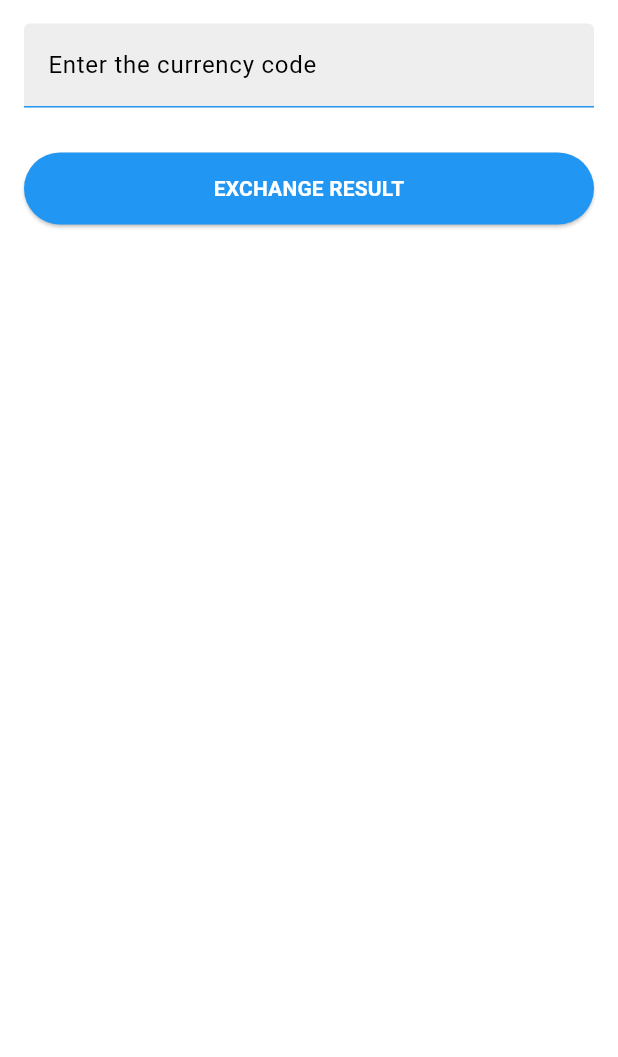
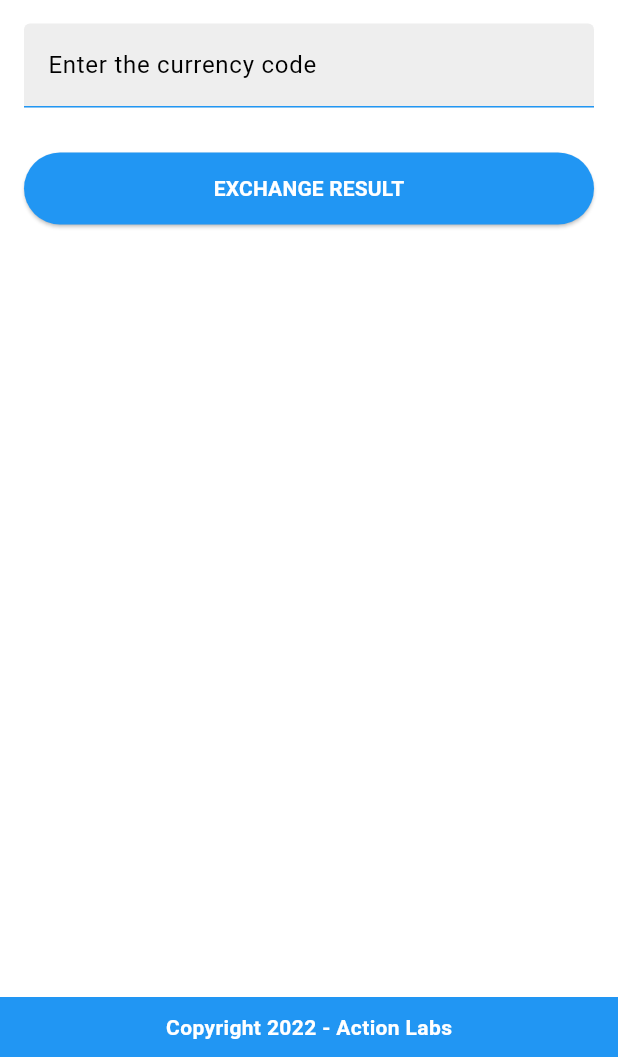
Before and after one commit to ArthurGabrieel/brl_exchange_rate, a Flutter app: the screen it shows after launch, on a phone screen of 412 x 824 dp, the part 179-1236 px from its top. Run offline on Flutter 3.47's test engine with Material 3 defaults, Android fonts, the phone set to English and light mode, and no system bars; our stand-ins replace bloc, dartz, dio, equatable, flutter_bloc, flutter_svg and 2 more.

Commit message:
feat: exchange card shimmer

```diff
--- a/lib/modules/exchange_rate/data/datasources/exchange_rate_remote_data_source.dart
+++ b/lib/modules/exchange_rate/data/datasources/exchange_rate_remote_data_source.dart
@@ -29,6 +29,7 @@ class ExchangeRateRemoteDataSourceImpl implements ExchangeRateRemoteDataSource {
     if (response.statusCode == 200) {
       final data = response.data as Map<String, dynamic>;
       final model = CurrentExchangeRateModel.fromJson(data);
+
       if (model.success == false) {
         debugPrint('success: ${model.success}');
         throw ServerException();
@@ -47,6 +48,7 @@ class ExchangeRateRemoteDataSourceImpl implements ExchangeRateRemoteDataSource {
     if (response.statusCode == 200) {
       final data = response.data as Map<String, dynamic>;
       final model = ExchangeRatesModel.fromJson(data);
+
       if (model.success == false) {
         debugPrint('success: ${model.success}');
         throw ServerException();
--- a/lib/modules/exchange_rate/presentation/bloc/exchange_rate_bloc.dart
+++ b/lib/modules/exchange_rate/presentation/bloc/exchange_rate_bloc.dart
@@ -1,5 +1,4 @@
 import 'package:bloc/bloc.dart';
-import 'package:flutter/material.dart';
 
 import '../../../../core/errors/failures.dart';
 import '../../domain/usecases/get_daily_exchange_rates_usecase.dart';
@@ -29,8 +28,6 @@ class ExchangeRateBloc extends Bloc<ExchangeRateEvent, ExchangeRateState> {
           await searchExchangeRateUsecase(event.currencyCode);
 
       final currentExchangeRate = currentExchangeRateResult.getOrElse(() {
-        debugPrint(
-            'Error: ${currentExchangeRateResult.fold((l) => l, (r) => r)}');
         throw currentExchangeRateResult.fold(
             (failure) => failure, (_) => null)!;
       });
@@ -39,8 +36,6 @@ class ExchangeRateBloc extends Bloc<ExchangeRateEvent, ExchangeRateState> {
           await getDailyExchangeRatesUsecase(event.currencyCode);
 
       final dailyExchangeRates = dailyExchangeRatesResult.getOrElse(() {
-        debugPrint(
-            'Error: ${dailyExchangeRatesResult.fold((l) => l, (r) => r)}');
         throw dailyExchangeRatesResult.fold((failure) => failure, (_) => null)!;
       });
 
--- a/lib/modules/exchange_rate/presentation/components/daily_card.dart
+++ b/lib/modules/exchange_rate/presentation/components/daily_card.dart
@@ -78,7 +78,7 @@ class _DailyExchangeRatesCardState extends State<DailyExchangeRatesCard> {
           color: Theme.of(context).primaryColor,
           thickness: 2,
         ),
-        const SizedBox(height: 80),
+        const SizedBox(height: 40),
       ],
     );
   }
@@ -156,7 +156,7 @@ class _DailyExchangeRatesCardState extends State<DailyExchangeRatesCard> {
 
       return Row(
         children: [
-          const Text('CLOSE DIFF (%): ', style: TextStyle(fontSize: 14)),
+          const Text('CLOSE DIFF (%): ', style: TextStyle(fontSize: 12)),
           Text(
             '${diffPercentage.toStringAsFixed(2)}%',
             style: TextStyle(color: diffColor, fontWeight: FontWeight.bold),
--- a/lib/modules/exchange_rate/presentation/pages/exchange_rate_page.dart
+++ b/lib/modules/exchange_rate/presentation/pages/exchange_rate_page.dart
@@ -3,6 +3,7 @@ import 'package:flutter_bloc/flutter_bloc.dart';
 
 import '../bloc/exchange_rate_bloc.dart';
 import '../bloc/exchange_rate_state.dart';
+import '../components/exchange_card_shimmer.dart';
 import '../components/exchange_rate_form.dart';
 import '../components/exchange_rate_header.dart';
 import '../components/exchange_rates_card.dart';
@@ -18,13 +19,20 @@ class _ExchangeRatePageState extends State<ExchangeRatePage> {
   @override
   Widget build(BuildContext context) {
     return Scaffold(
+      bottomNavigationBar: Container(
+        height: 40,
+        color: Colors.blue,
+        child: const Center(
+          child: Text(
+            'Copyright 2022 - Action Labs',
+            style: TextStyle(
+                color: Colors.white, fontWeight: FontWeight.bold, fontSize: 14),
+          ),
+        ),
+      ),
       body: SafeArea(
-        bottom: false,
         child: SingleChildScrollView(
-          child: Column(
-            mainAxisAlignment: MainAxisAlignment.spaceBetween,
-            children: [
-              Padding(
+          child: Padding(
             padding: const EdgeInsets.symmetric(horizontal: 16),
             child: Wrap(
               alignment: WrapAlignment.center,
@@ -35,7 +43,7 @@ class _ExchangeRatePageState extends State<ExchangeRatePage> {
                 BlocBuilder<ExchangeRateBloc, ExchangeRateState>(
                   builder: (context, state) {
                     if (state is ExchangeRateLoading) {
-                          return const CircularProgressIndicator();
+                      return const ExchangeCardShimmer();
                     } else if (state is ExchangeRateError) {
                       return Text(state.message);
                     } else if (state is ExchangeRatesLoaded) {
@@ -50,8 +58,6 @@ class _ExchangeRatePageState extends State<ExchangeRatePage> {
               ],
             ),
           ),
-            ],
-          ),
         ),
       ),
     );
--- a/pubspec.yaml
+++ b/pubspec.yaml
@@ -36,6 +36,7 @@ dependencies:
   dartz: ^0.10.1
   dio: ^5.7.0
   equatable: ^2.0.5
+  shimmer: ^3.0.0
 
   flutter:
     sdk: flutter
```
Also changed, not shown: lib/core/helpers/shimmer_helper.dart (added, +51 -0 lines), lib/modules/exchange_rate/presentation/components/exchange_card_shimmer.dart (added, +37 -0 lines). Lines whose indentation alone changed are shown as unchanged.
